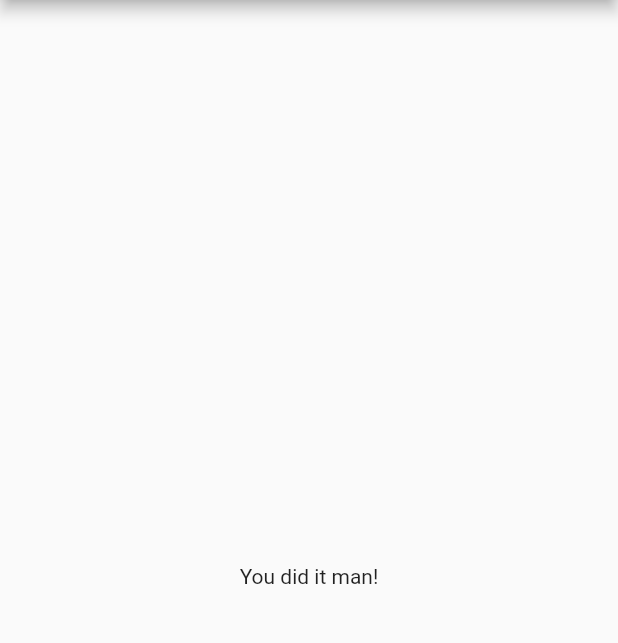
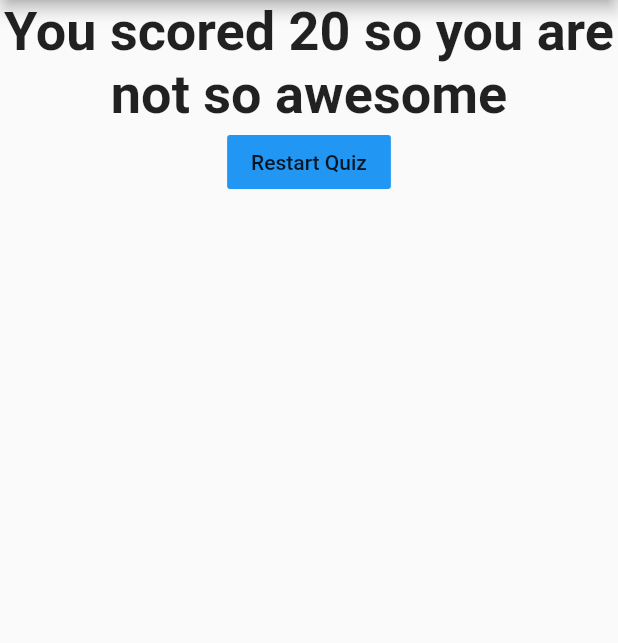
Before and after one commit to girish2408/flutter-app, a Flutter app: the screen it shows after launch, after a tap on "Lion", after a tap on "Blue", after a tap on "Nachos", on a phone screen of 412 x 824 dp, the part 84-727 px from its top. Run offline on Flutter 3.47's test engine with Material 2 defaults, Android fonts, the phone set to English and light mode, and no system bars.

Commit message:
Calculated score of ans given , reset quiz options & added web support

```diff
--- a/lib/main.dart
+++ b/lib/main.dart
@@ -1,5 +1,6 @@
 import 'package:flutter/material.dart';
 import 'package:flutter_practise_course/quiz.dart';
+import 'package:flutter_practise_course/result.dart';
 
 void main() => runApp(MyFirstApp());
 
@@ -10,42 +11,71 @@ class MyFirstApp extends StatefulWidget {
 
 class _MyFirstAppState extends State<MyFirstApp> {
   var _questionIndex = 0;
-  final question = const[
+  var _totalScore = 0;
+  final question = const [
     {
       'questionText': 'What\'s your favorite animal?',
-        'answerText': ['Lion','Tiger','Cheetah','Leopard']
+      'answerText': [
+        {'text': 'Lion', 'points': 10},
+        {'text': 'Tiger', 'points': 6},
+        {'text': 'Cheetah', 'points': 4},
+        {'text': 'Leopard', 'points': 2}
+      ],
     },
     {
       'questionText': 'What\'s your favorite color?',
-        'answerText': ['Black','Blue','Red','White']
+      'answerText': [
+        {'text': 'Black', 'points': 10},
+        {'text': 'Blue', 'points': 6},
+        {'text': 'Red', 'points': 4},
+        {'text': 'White', 'points': 2}
+      ]
     },
     {
       'questionText': 'What\'s your favorite snacks?',
-        'answerText': ['Chips','Biscuits','Nachos','Sweets']
+      'answerText': [
+        {'text': 'Chips', 'points': 10},
+        {'text': 'Biscuits', 'points': 6},
+        {'text': 'Nachos', 'points': 4},
+        {'text': 'Sweets', 'points': 2}
+      ]
     }
   ];
-  void _answerQuestion() {
+  void _answerQuestion(int score) {
+    _totalScore += score;
     setState(() {
       _questionIndex = _questionIndex + 1;
     });
     print(_questionIndex);
-    if(_questionIndex < question.length) {
+    if (_questionIndex < question.length) {
       print('more questions coming up');
     }
+    print(_totalScore);
+  }
+
+  void _resetState(){
+    setState(() {
+       _questionIndex = 0;
+    _totalScore = 0;
+    });
+
   }
 
   @override
   Widget build(BuildContext context) {
-
     //question[0]['questionText'] = 'what your fav animal?';
     return MaterialApp(
         home: Scaffold(
       appBar: AppBar(
         title: Text('First app'),
       ),
-          body: _questionIndex < question.length ? MyQuiz( question: question,
-          questionIndex: _questionIndex, answerQuestion: _answerQuestion,):
-           Center(child: Text('You did it man!'),),)
-    );
+      body: _questionIndex < question.length
+          ? MyQuiz(
+              question: question,
+              questionIndex: _questionIndex,
+              answerQuestion: _answerQuestion,
+            )
+          : MyResult(this._totalScore, _resetState),
+    ));
   }
 }
--- a/lib/quiz.dart
+++ b/lib/quiz.dart
@@ -15,8 +15,8 @@ final Function answerQuestion;
       child: Column(
             children: [
               MyQuestion(question[questionIndex]['questionText']),
-              ...(question[questionIndex]['answerText'] as List<String>).map((answer) {
-                  return MyAnswer(answerQuestion,answer);
+              ...(question[questionIndex]['answerText'] as List<Map<String,Object>>).map((answer) {
+                  return MyAnswer(() => answerQuestion(answer['points']),answer['text']);
               }).toList()
             ],
           )
--- a/lib/result.dart
+++ b/lib/result.dart
@@ -0,0 +1,36 @@
+import 'package:flutter/material.dart';
+
+class MyResult extends StatelessWidget {
+  final int _resultScore;
+  final Function resetState;
+
+  MyResult(this._resultScore, this.resetState);
+
+  String get outputResultPhrase {
+    String resultText;
+    if (this._resultScore <= 10) {
+      resultText = 'You scored ${this._resultScore} so you are awesome';
+    } else {
+      resultText = 'You scored ${this._resultScore} so you are not so awesome';
+    }
+    return resultText;
+  }
+
+  @override
+  Widget build(BuildContext context) {
+    return Center(
+      child: Column(
+        children: <Widget>[
+          Text(
+            outputResultPhrase,
+            style: TextStyle(fontSize: 36, fontWeight: FontWeight.bold),
+            textAlign: TextAlign.center,
+          ),
+          FlatButton(child: Text('Restart Quiz'), onPressed: resetState,
+          color: Colors.blue  ,
+          )
+        ],
+      ),
+    );
+  }
+}
```
Also changed, not shown: pubspec.lock, 12 other files. Lines whose indentation alone changed are shown as unchanged.
